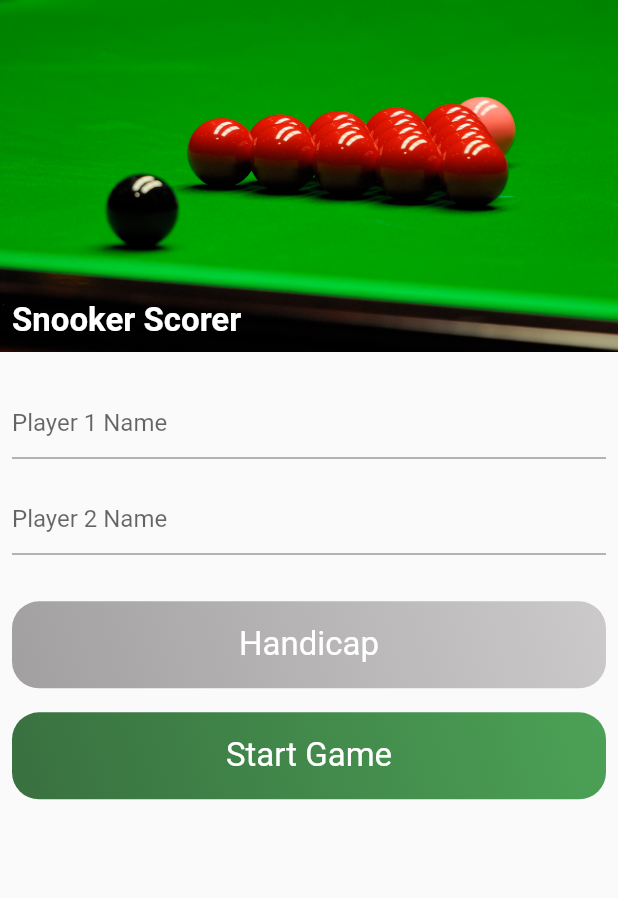
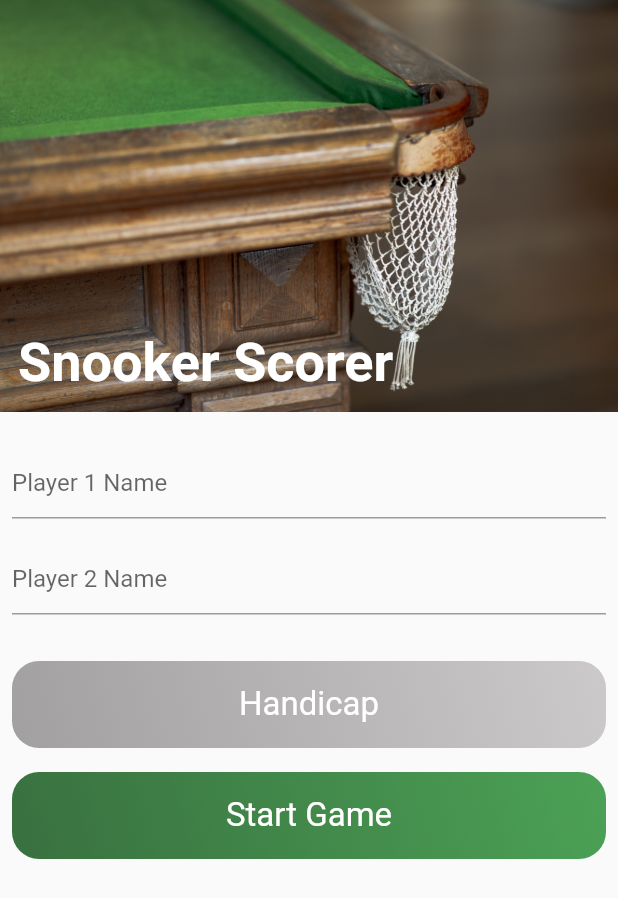
Before and after one commit to SamMalcolm/Snooker-Scorekeeper-Flutter, a Flutter app: the screen it shows after launch, on a phone screen of 412 x 824 dp. Shown: the top 898 px of the screen. Run offline on Flutter 3.47's test engine with Material 2 defaults, Android fonts, the phone set to English and light mode, and no system bars; Roboto replaces fonts that are missing (Helvetica Neue).

Commit message:
added pick

```diff
--- a/lib/main.dart
+++ b/lib/main.dart
@@ -100,16 +100,16 @@ class _MyHomePageState extends State<MyHomePage> {
           Stack(
             alignment: Alignment.bottomLeft,
             children: [
-              Image(image: AssetImage('images/snooker.jpg')),
+              Image(image: AssetImage('images/table.jpg')),
               Padding(
-                padding: const EdgeInsets.all(8.0),
+                padding: const EdgeInsets.all(12.0),
                 child: Text(
                   'Snooker Scorer',
                   textAlign: TextAlign.left,
                   style: TextStyle(
                     fontFamily: 'Helvetica Neue',
                     fontWeight: FontWeight.bold,
-                    fontSize: 22,
+                    fontSize: 36,
                     color: Colors.white,
                   ),
                 ),
```
Also changed, not shown: images/table.jpg (added).
